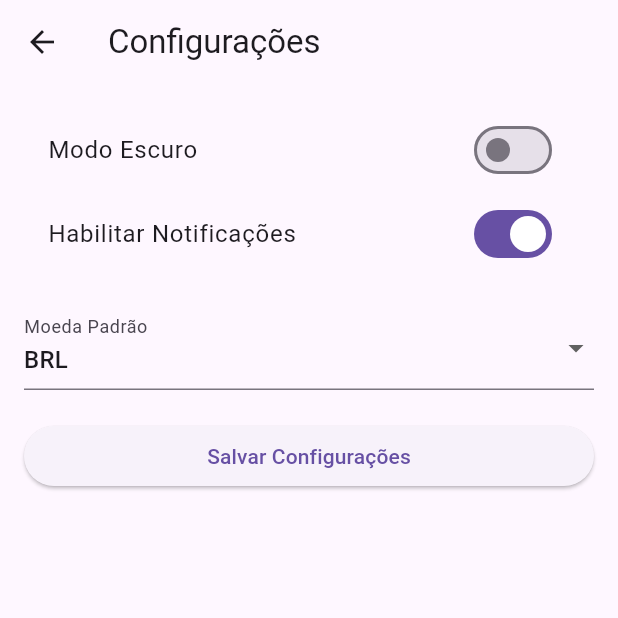
After one commit to VictorMuza/finance-organizer, a Flutter app: the SettingsPage screen opened directly, on a phone screen of 412 x 824 dp, the top half of it. The commit adds this screen. Run offline on Flutter 3.47's test engine with Material 3 defaults, Android fonts, the phone set to English and light mode, and no system bars.

Commit message:
Tela de configurações
Inseri a tela de configuração e fiz a navegação

```diff
--- /dev/null
+++ b/finance_organizer/lib/pages/SettingsPage.dart
@@ -0,0 +1,85 @@
+// ignore_for_file: file_names
+
+import 'package:flutter/material.dart';
+
+class SettingsPage extends StatefulWidget {
+  const SettingsPage({super.key});
+
+  @override
+  State<SettingsPage> createState() => _SettingsPageState();
+}
+
+class _SettingsPageState extends State<SettingsPage> {
+  bool _darkMode = false;
+  bool _notificationsEnabled = true;
+  String _currency = 'BRL';
+
+  final List<String> _currencyOptions = ['BRL', 'USD', 'EUR', 'GBP'];
+
+  @override
+  Widget build(BuildContext context) {
+    return Scaffold(
+      appBar: AppBar(
+        title: const Text('Configurações'),
+      ),
+      body: Padding(
+        padding: const EdgeInsets.all(16.0),
+        child: ListView(
+          children: [
+            SwitchListTile(
+              title: const Text('Modo Escuro'),
+              value: _darkMode,
+              onChanged: (value) {
+                setState(() {
+                  _darkMode = value;
+                });
+              },
+            ),
+            SwitchListTile(
+              title: const Text('Habilitar Notificações'),
+              value: _notificationsEnabled,
+              onChanged: (value) {
+                setState(() {
+                  _notificationsEnabled = value;
+                });
+              },
+            ),
+            const SizedBox(height: 20),
+            DropdownButtonFormField<String>(
+              value: _currency,
+              decoration: const InputDecoration(labelText: 'Moeda Padrão'),
+              items: _currencyOptions.map((currency) {
+                return DropdownMenuItem(
+                  value: currency,
+                  child: Text(currency),
+                );
+              }).toList(),
+              onChanged: (value) {
+                setState(() {
+                  _currency = value!;
+                });
+              },
+            ),
+            const SizedBox(height: 20),
+            ElevatedButton(
+              onPressed: () {
+                _saveSettings();
+                ScaffoldMessenger.of(context).showSnackBar(
+                  const SnackBar(content: Text('Configurações salvas!')),
+                );
+              },
+              child: const Text('Salvar Configurações'),
+            ),
+          ],
+        ),
+      ),
+    );
+  }
+
+  void _saveSettings() {
+    // Lógica para salvar as configurações (exemplo: usando SharedPreferences ou outro método).
+    print('Modo Escuro: $_darkMode');
+    print('Notificações: $_notificationsEnabled');
+    print('Moeda: $_currency');
+  }
+}
```
Also changed, not shown: finance_organizer/lib/main.dart (+156 -210 lines).
